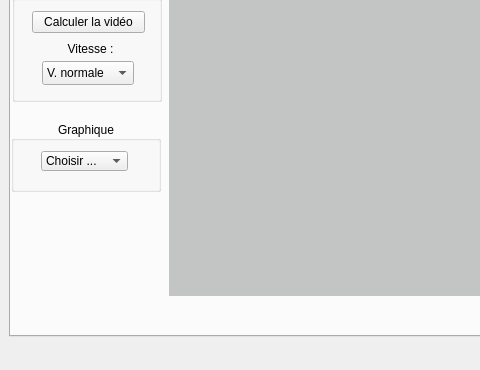
First picture: the form in src/pymecavideo.ui, repository rene-d/pymecavideo, before the edit; both pictures show x 0 to 480 and y 243 to 613 of the 820 by 613 pixel window.
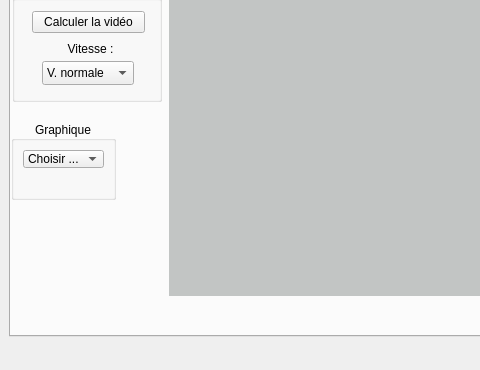
Second picture: the form after the edit. The open tabs and pages were chosen to show the change.

Commit message: dégagé la comboboite qui sert à lancer gnuplot

The edit to the form file:
```diff
--- a/src/pymecavideo.ui
+++ b/src/pymecavideo.ui
@@ -957,8 +957,8 @@
          <rect>
           <x>0</x>
           <y>310</y>
-          <width>150</width>
-          <height>71</height>
+          <width>105</width>
+          <height>79</height>
          </rect>
         </property>
         <property name="title">
@@ -967,33 +967,21 @@
         <property name="alignment">
          <set>Qt::AlignCenter</set>
         </property>
+        <layout class="QVBoxLayout" name="verticalLayout">
+         <item>
         <widget class="QComboBox" name="comboBox_mode_tracer">
-         <property name="geometry">
-          <rect>
-           <x>30</x>
-           <y>30</y>
-           <width>87</width>
-           <height>20</height>
-          </rect>
-         </property>
          <item>
           <property name="text">
            <string>Choisir ...</string>
           </property>
          </item>
         </widget>
+         </item>
+         <item>
         <widget class="QLabel" name="label_graphiques">
          <property name="enabled">
           <bool>false</bool>
          </property>
-         <property name="geometry">
-          <rect>
-           <x>10</x>
-           <y>10</y>
-           <width>121</width>
-           <height>61</height>
-          </rect>
-         </property>
          <property name="text">
           <string/>
          </property>
@@ -1001,6 +989,8 @@
           <set>Qt::AlignCenter</set>
          </property>
         </widget>
+         </item>
+        </layout>
        </widget>
       </widget>
       <widget class="QWidget" name="tab_coord">
```
Left out of the diff: 10 changed lines with no effect on the pictures. Lines whose indentation alone changed are shown as unchanged.
